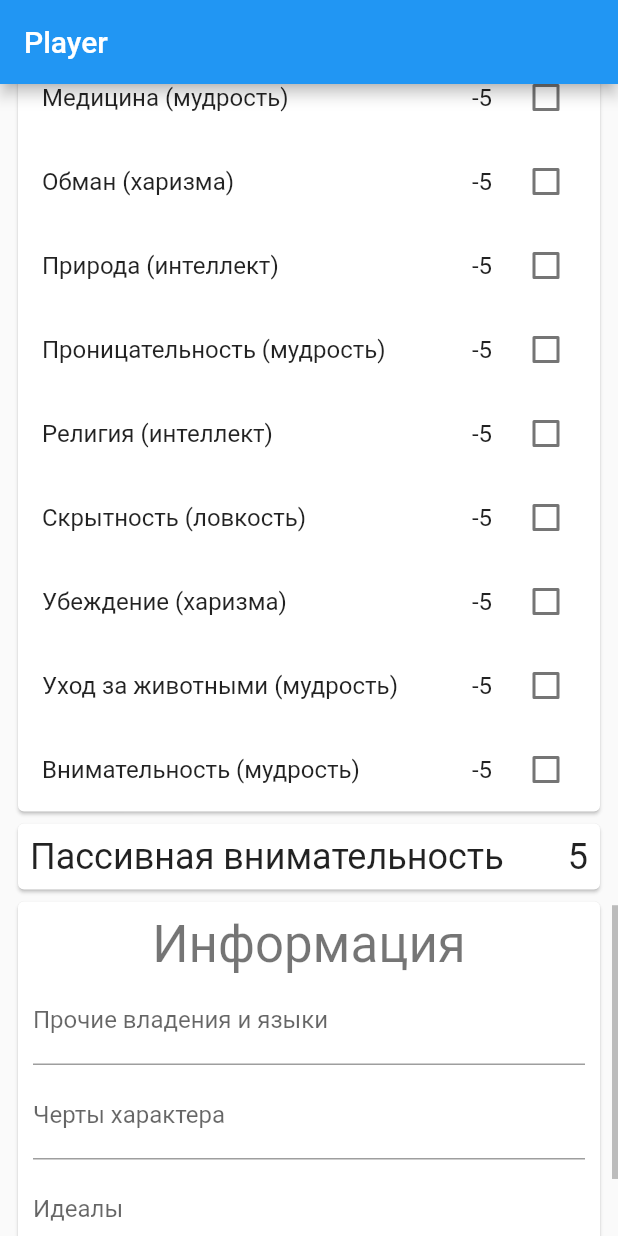
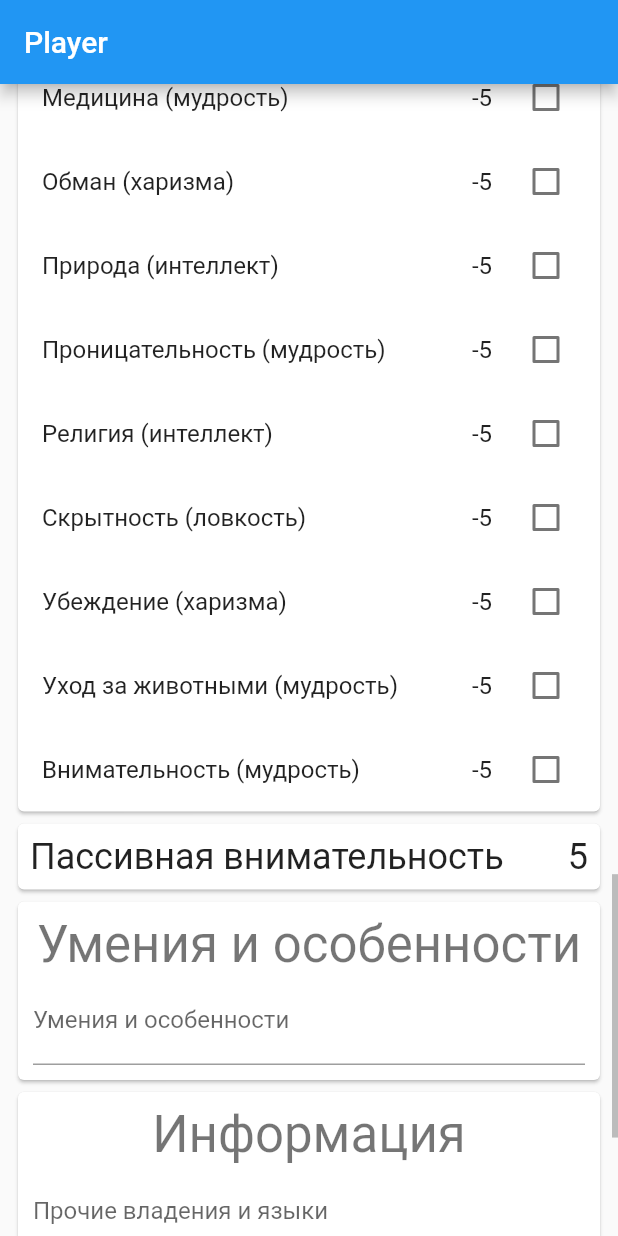
Before and after one commit to gudn/ddplayer, a Flutter app: the screen it shows after launch, scrolled down 2304 dp, on a phone screen of 412 x 824 dp. Run offline on Flutter 3.47's test engine with Material 2 defaults, Android fonts, the light colour scheme and no system bars; our stand-ins replace bloc, flutter_bloc.

Commit message:
add big field

```diff
--- /dev/null
+++ b/lib/components/big_field.dart
@@ -0,0 +1,25 @@
+import 'package:flutter/material.dart';
+
+import 'package:ddplayer/components/input.dart';
+
+class BigField extends StatelessWidget {
+  @override
+  Widget build(BuildContext context) {
+    return Card(
+      child: Padding(
+        padding: const EdgeInsets.all(8.0),
+        child: Column(
+          children: [
+            Text('Умения и особенности',
+                style: Theme.of(context).textTheme.headline4),
+            Input(
+              'Умения и особенности',
+              expanded: false,
+              multiline: true,
+            ),
+          ],
+        ),
+      ),
+    );
+  }
+}
--- a/lib/view/player_page.dart
+++ b/lib/view/player_page.dart
@@ -1,3 +1,4 @@
+import 'package:ddplayer/components/big_field.dart';
 import 'package:ddplayer/components/status.dart';
 import 'package:flutter/material.dart';
 import 'package:flutter_bloc/flutter_bloc.dart';
@@ -25,6 +26,7 @@ class PlayerPage extends StatelessWidget {
             Stats(),
             SavingThrows(),
             Skills(),
+            BigField(),
             Info(),
           ],
         ),
```
